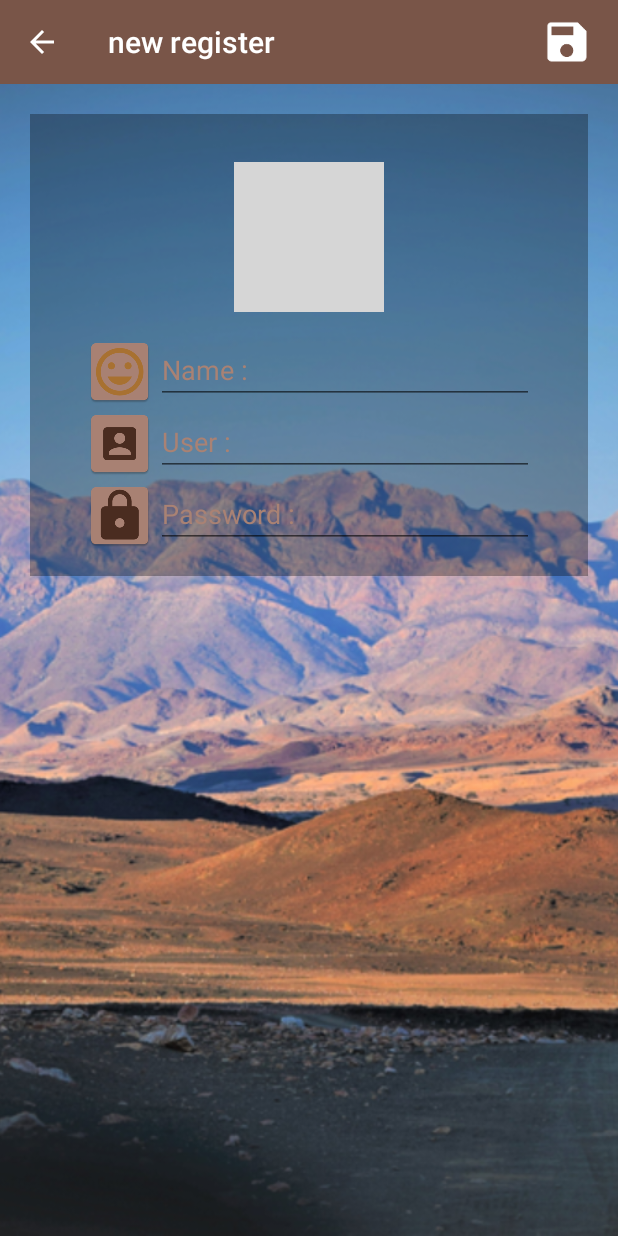
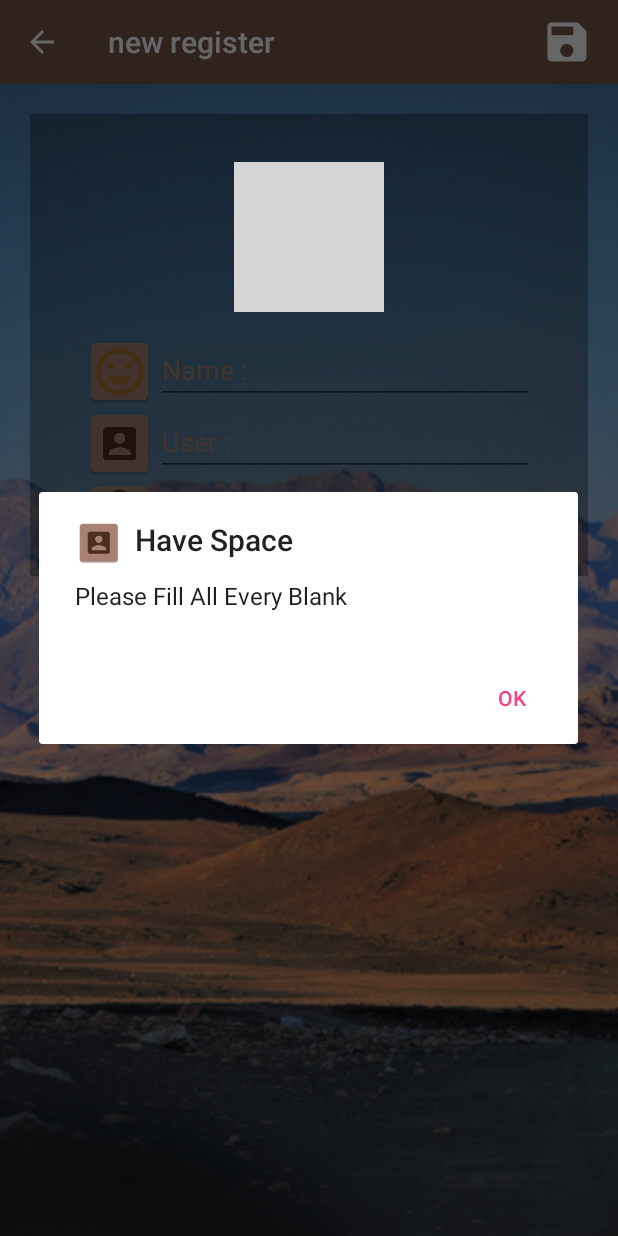
Before and after one commit to KitApp/EasyAds, an Android app: the fragment RegisterFragment placed in its activity, after a tap on an icon or button, on a phone screen of 412 x 824 dp. Run offline under Robolectric (Android 15) with nearby library versions, the phone set to English and light mode, and no system bars; grey boxes are pictures that could not be loaded.

Commit message:
Check space OK

```diff
--- a/app/src/main/java/app/kit/inv/easyads/fragment/RegisterFragment.java
+++ b/app/src/main/java/app/kit/inv/easyads/fragment/RegisterFragment.java
@@ -12,6 +12,7 @@ import android.widget.ImageView;
 
 import app.kit.inv.easyads.MainActivity;
 import app.kit.inv.easyads.R;
+import app.kit.inv.easyads.utility.MyAlert;
 
 /**
  * Created by user on 10/10/2560.
@@ -19,8 +20,8 @@ import app.kit.inv.easyads.R;
 
 public class RegisterFragment extends Fragment {
 
-      // Explicit
-    private String nameString,uscrString, passwordString;
+    // Explicit
+    private String nameString, uscrString, passwordString;
 
 
     @Nullable
@@ -68,9 +69,21 @@ public class RegisterFragment extends Fragment {
                 EditText nameEditText = (EditText) getView().findViewById(R.id.edtName);
                 EditText userEditText = (EditText) getView().findViewById(R.id.edtUser);
                 EditText passwordEditText = (EditText) getView().findViewById(R.id.edtPassword);
+//                  Change Data type
+//
+                nameString = nameEditText.getText().toString().trim();
+                uscrString = userEditText.getText().toString().trim();
+                passwordString = passwordEditText.getText().toString().trim();
 
+//                 Check space
+                if (nameString.equals("") || uscrString.equals("") || passwordString.equals("")) {
 
-            }  // onClick
+                    MyAlert myAlert = new MyAlert(getActivity());
+                    myAlert.myDialog("Have Space","Please Fill All Every Blank");
+
+                }
+
+                }  // onClick
         });
 
 
```
